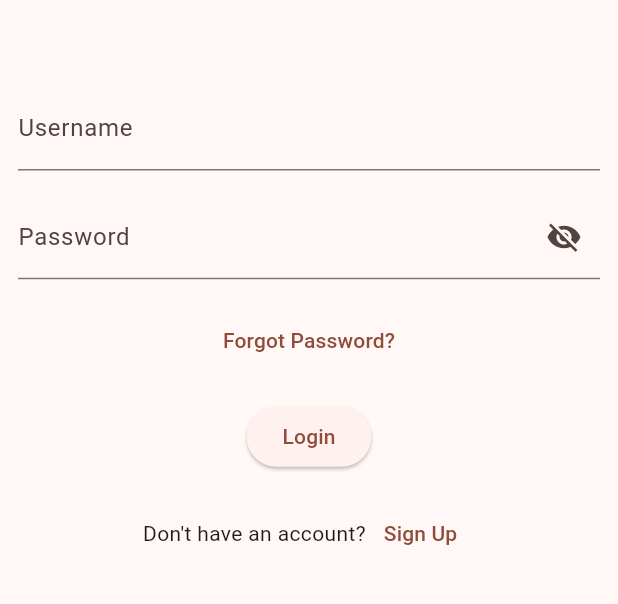
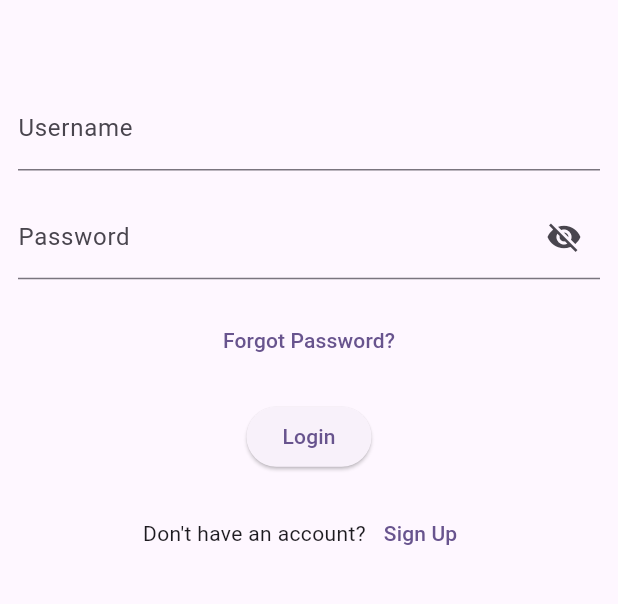
Before and after one commit to Cost-Effective-Software-Project-11/Klinik, a Flutter app: the screen it shows after launch, on a phone screen of 412 x 824 dp, the part 437-1041 px from its top. Run offline on Flutter 3.47's test engine with Material 3 defaults, Android fonts, the phone set to English and light mode, and no system bars; our stand-ins replace bloc, equatable, flutter_bloc; accounts and stored records are empty.

Commit message:
Changed color

```diff
--- a/lib/main.dart
+++ b/lib/main.dart
@@ -30,7 +30,7 @@ class MyApp extends StatelessWidget {
         child: MaterialApp(
           title: 'GP5',
           theme: ThemeData(
-            colorScheme: ColorScheme.fromSeed(seedColor: Colors.deepOrange),
+            colorScheme: ColorScheme.fromSeed(seedColor: Colors.deepPurple),
             useMaterial3: true,
           ),
           initialRoute: '/',
```
